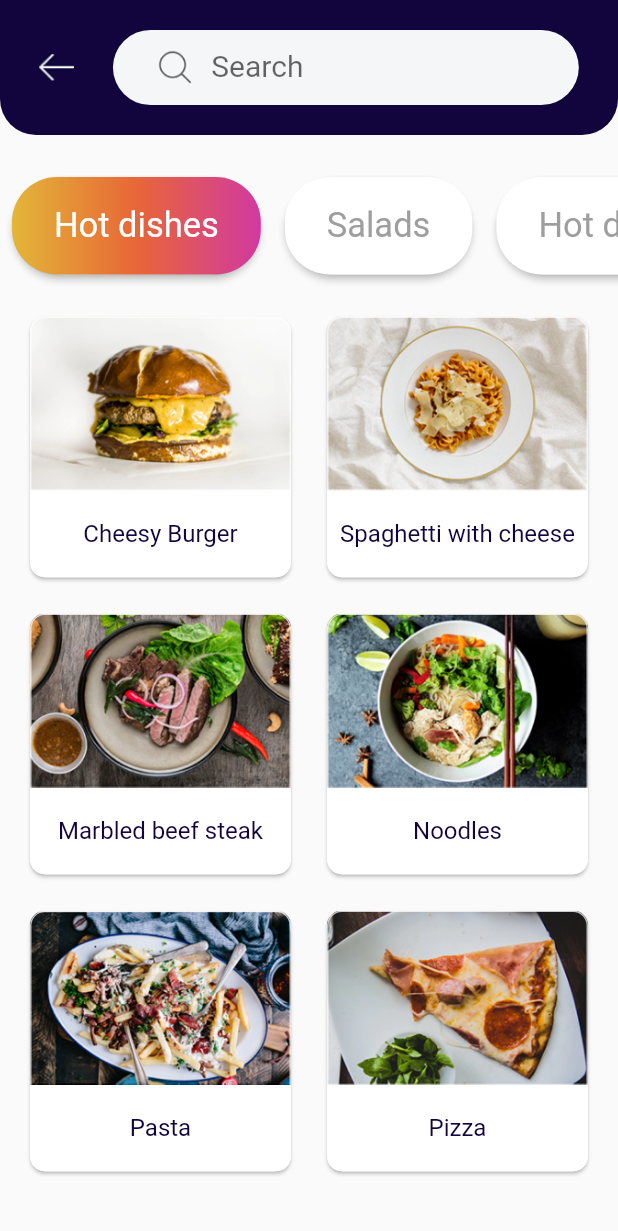
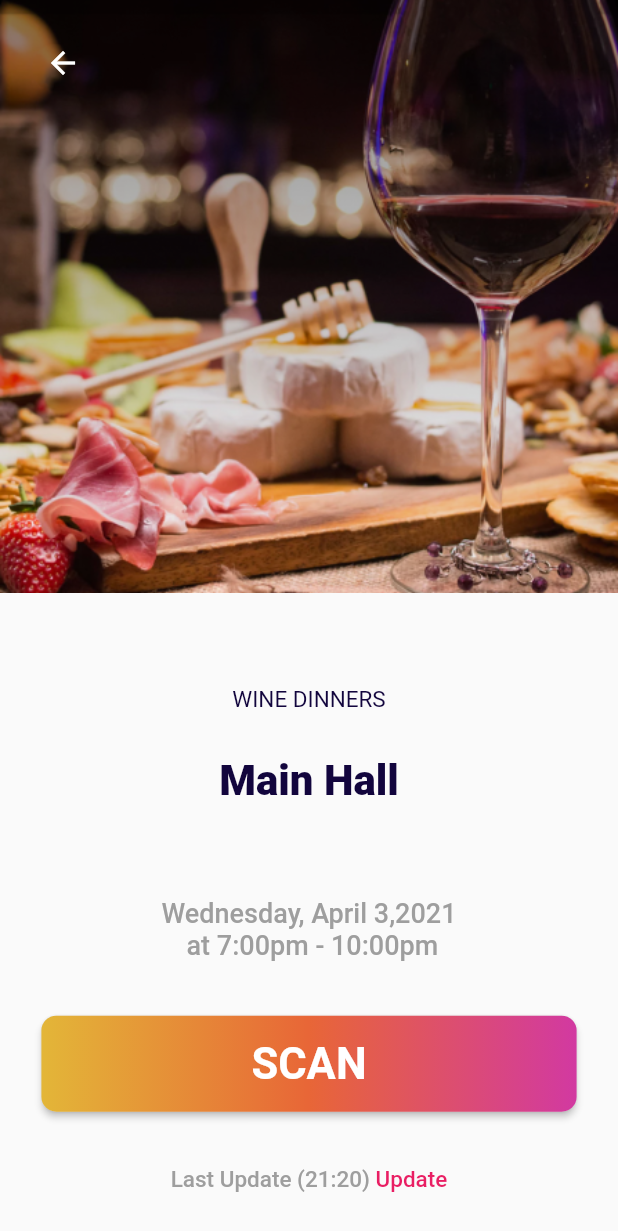
Before and after one commit to ucmonks/Events_access, a Flutter app: the screen it shows after launch, on a phone screen of 412 x 824 dp. Shown: the top 1231 px of the screen. Run offline on Flutter 3.47's test engine with Material 2 defaults, Android fonts, the phone set to English and light mode, and no system bars.

Commit message:
Screen 2 Added

```diff
--- a/lib/main.dart
+++ b/lib/main.dart
@@ -1,7 +1,8 @@
+import 'package:event_access/screen2.dart';
 import 'package:flutter/material.dart';
 
 void main() {
-  runApp(MyApp());
+  runApp(Mainhall());
 }
 
 class MyApp extends StatelessWidget {
--- /dev/null
+++ b/lib/screen2.dart
@@ -0,0 +1,128 @@
+import 'package:flutter/material.dart';
+
+class Mainhall extends StatelessWidget {
+  @override
+  Widget build(BuildContext context) {
+    return MaterialApp(
+      debugShowCheckedModeBanner: false,
+      home: Scaffold(
+        body: Column(
+          children: [
+            Statusbar(),
+            Stack(children: <Widget>[
+              Image.asset("assets/images/screen2.png"),
+              Padding(
+                padding: const EdgeInsets.only(left: 30, top: 30),
+                child: Align(
+                  alignment: Alignment.bottomLeft,
+                  child: Icon(
+                    Icons.arrow_back,
+                    color: Colors.white,
+                  ),
+                ),
+              )
+            ]),
+            Expanded(
+              child: Column(
+                crossAxisAlignment: CrossAxisAlignment.center,
+                mainAxisAlignment: MainAxisAlignment.spaceEvenly,
+                children: [
+                  SizedBox(
+                            height: 5,
+                          ),
+                  Text(
+                    "WINE DINNERS",
+                    style: TextStyle(
+                        fontSize: 15,
+                        fontWeight: FontWeight.w400,
+                        color: AppbarCol),
+                  ),
+                  Text("Main Hall",
+                      style: TextStyle(
+                          fontSize: 28,
+                          fontWeight: FontWeight.w800,
+                          color: AppbarCol)),
+                          SizedBox(
+                            height: 5,
+                          ),
+                  Text(
+                    "Wednesday, April 3,2021 \n at 7:00pm - 10:00pm",
+                    style: TextStyle(
+                        fontSize: 18,
+                        fontWeight: FontWeight.w500,
+                        color: Colors.grey),
+                    textAlign: TextAlign.center,
+                  ),
+                  button(),
+                  Row(
+                   mainAxisAlignment: MainAxisAlignment.center,
+                    children: [
+                      Text("Last Update (21:20)",style: TextStyle(
+                        fontSize: 15,
+                        fontWeight: FontWeight.w500,
+                        color: Colors.grey),
+                    textAlign: TextAlign.center,),
+                     Text(" Update",style: TextStyle(
+                        fontSize: 15,
+                        fontWeight: FontWeight.w500,
+                        color: Colors.pink),
+                    textAlign: TextAlign.center,),
+                    ],
+                  )
+                ],
+              ),
+            )
+          ],
+        ),
+      ),
+    );
+  }
+
+  Padding button() {
+    return Padding(
+      padding: const EdgeInsets.all(8.0),
+      child: RaisedButton(
+        textColor: Colors.white,
+        shape: RoundedRectangleBorder(
+            borderRadius: new BorderRadius.circular(10.0)),
+        padding: EdgeInsets.all(0.0),
+        child: Container(
+          decoration: BoxDecoration(
+            borderRadius: BorderRadius.all(Radius.circular(10)),
+            gradient: LinearGradient(
+              colors: <Color>[
+                Color(0xFFe3b638),
+                Color(0xFFe86637),
+                Color(0xFFd239a1),
+              ],
+            ),
+          ),
+          child: Text(
+            "SCAN",
+            style: TextStyle(fontSize: 29, fontWeight: FontWeight.w600),
+          ),
+          padding: EdgeInsets.symmetric(horizontal: 140, vertical: 15.0),
+        ),
+        onPressed: () {
+          print("pressed ");
+        },
+      ),
+    );
+  }
+}
+
+class Statusbar extends StatelessWidget {
+  @override
+  Widget build(BuildContext context) {
+    const AppbarCol = Color(0xFF12053d);
+    return SizedBox(
+      height: MediaQuery.of(context).padding.top,
+      child: Container(
+        color: AppbarCol,
+      ),
+    );
+  }
+}
+
+const AppbarCol = Color(0xFF12053d);
+const BackgrndCol = Color(0xFFf5f6f8);
```
Also changed, not shown: assets/images/screen2.png (added), reff imgs/CreatedScreen2.png (added).
